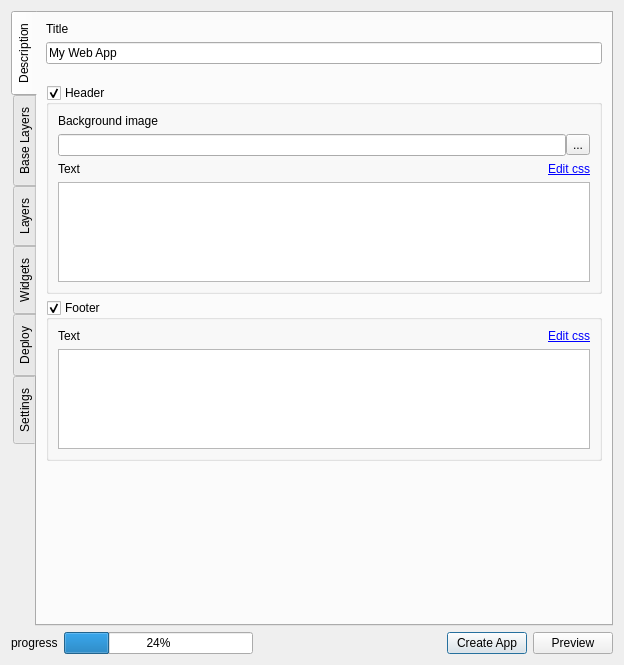
Old version of the form src/webappbuilder/ui_maindialog.ui in the repository planetfederal/qgis-webappbuilder-plugin.
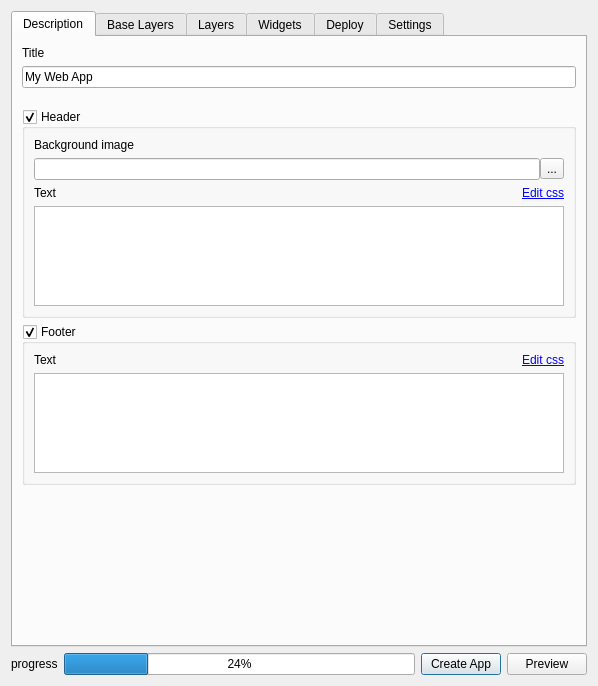
New version of the form. Icons and pictures are not drawn.

What changed in the file:
```diff
--- a/src/webappbuilder/ui_maindialog.ui
+++ b/src/webappbuilder/ui_maindialog.ui
@@ -6,8 +6,8 @@
    <rect>
     <x>0</x>
     <y>0</y>
-    <width>619</width>
-    <height>665</height>
+    <width>598</width>
+    <height>686</height>
    </rect>
   </property>
   <property name="windowTitle">
@@ -32,7 +32,7 @@
         </sizepolicy>
        </property>
        <property name="tabPosition">
-        <enum>QTabWidget::West</enum>
+        <enum>QTabWidget::North</enum>
        </property>
        <property name="tabShape">
         <enum>QTabWidget::Rounded</enum>
@@ -1792,19 +1792,6 @@
             </property>
            </widget>
           </item>
-          <item>
-           <spacer name="horizontalSpacer_2">
-            <property name="orientation">
-             <enum>Qt::Horizontal</enum>
-            </property>
-            <property name="sizeHint" stdset="0">
-             <size>
-              <width>40</width>
-              <height>0</height>
-             </size>
-            </property>
-           </spacer>
-          </item>
           <item>
            <widget class="QPushButton" name="buttonCreateApp">
             <property name="text">
```
